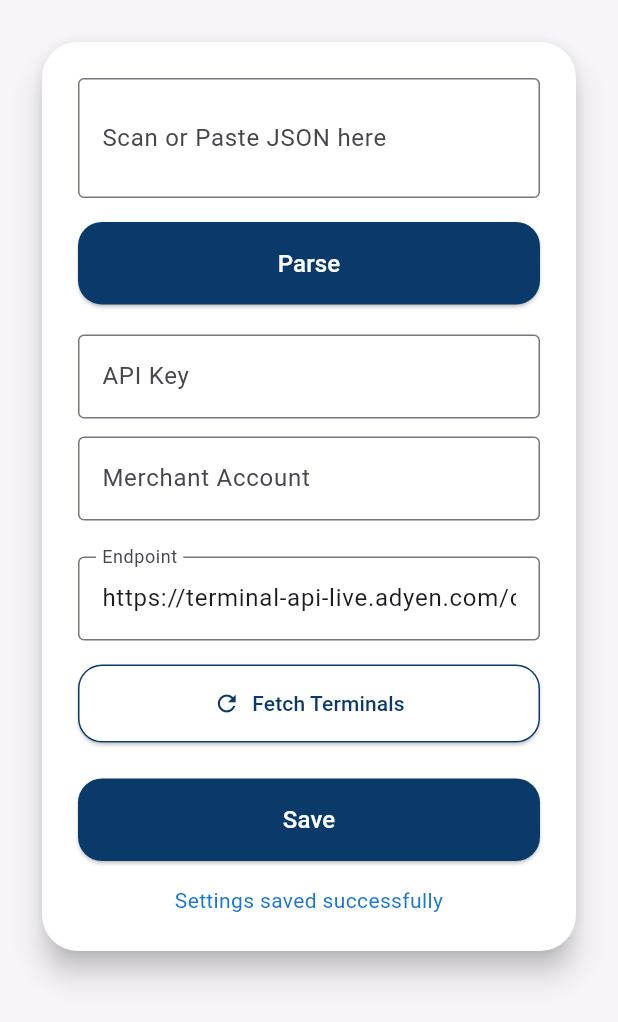
After one commit to aronohilm/Aron_Prins, a Flutter app: the TerminalSetupPage screen opened directly, after a tap on "Parse", after a tap on "Fetch Terminals", after a tap on "Save", on a phone screen of 412 x 824 dp. The commit adds this screen. Shown: the top 1022 px of the screen. Run offline on Flutter 3.47's test engine with Material 3 defaults, Android fonts, the phone set to English and light mode, and no system bars; our stand-ins replace fluttertoast, shared_preferences; accounts and stored records are empty.

Commit message:
Change to Live html req and New page combining both scanning and fetching

```diff
--- a/lib/main.dart
+++ b/lib/main.dart
@@ -8,6 +8,7 @@ import 'package:fluttertoast/fluttertoast.dart';
 import 'terminal_connection_page.dart';
 import 'package:shared_preferences/shared_preferences.dart';
 import 'simple_qr_scan.dart';
+import 'terminal_setup_page.dart';
 // Add these imports for the page classes used in the drawer
 
 void main() => runApp(const PaymentApp());
@@ -342,6 +343,17 @@ if (apiKey == null || endpoint == null || poiId == null) {
                       );
                     },
                   ),
+                  ListTile(
+                    leading: const Icon(Icons.phone_iphone),
+                    title: const Text('Samabla'),
+                    onTap: () {
+                      Navigator.pop(context); // Close the drawer first
+                      Navigator.push(
+                        context,
+                        MaterialPageRoute(builder: (context) => const TerminalSetupPage()),
+                      );
+                    },
+                  ),
 
                 ],
               ),
--- /dev/null
+++ b/lib/terminal_setup_page.dart
@@ -0,0 +1,290 @@
+import 'dart:convert';
+import 'package:flutter/material.dart';
+import 'package:http/http.dart' as http;
+import 'package:shared_preferences/shared_preferences.dart';
+
+class TerminalSetupPage extends StatefulWidget {
+  const TerminalSetupPage({super.key});
+
+  @override
+  State<TerminalSetupPage> createState() => _TerminalSetupPageState();
+}
+
+class _TerminalSetupPageState extends State<TerminalSetupPage> {
+  final TextEditingController _scanController = TextEditingController();
+  final TextEditingController _apiKeyController = TextEditingController();
+  final TextEditingController _merchantController = TextEditingController();
+  final TextEditingController _endpointController = TextEditingController();
+  List<String> _terminals = [];
+  String? _selectedTerminal;
+  bool _isLoading = false;
+  String? _errorMessage;
+  String _status = '';
+
+  @override
+  void initState() {
+    super.initState();
+    _loadSavedSettings();
+  }
+
+  Future<void> _loadSavedSettings() async {
+    setState(() => _isLoading = true);
+    try {
+      final prefs = await SharedPreferences.getInstance();
+      setState(() {
+        _endpointController.text = prefs.getString('endpoint') ?? 'https://terminal-api-live.adyen.com/connectedTerminals';
+        _apiKeyController.text = prefs.getString('api_key') ?? '';
+        _merchantController.text = prefs.getString('merchant_account') ?? '';
+        _selectedTerminal = prefs.getString('selected_terminal');
+      });
+      if (_endpointController.text.isNotEmpty && _apiKeyController.text.isNotEmpty && _merchantController.text.isNotEmpty) {
+        await _fetchTerminals();
+      }
+    } catch (e) {
+      _showStatus('Error loading settings: $e');
+    } finally {
+      setState(() => _isLoading = false);
+    }
+  }
+
+  void _parseScannedJson() {
+    final scanned = _scanController.text.trim();
+    try {
+      int start = scanned.indexOf('{');
+      int end = scanned.lastIndexOf('}');
+      if (start != -1 && end != -1 && end > start) {
+        String jsonPart = scanned.substring(start, end + 1);
+        final parsed = jsonDecode(jsonPart);
+        setState(() {
+          _apiKeyController.text = parsed['apiKey'] ?? '';
+          _merchantController.text = parsed['merchantAccount'] ?? '';
+          _status = 'API Key and Merchant Account parsed!';
+        });
+      } else {
+        setState(() => _status = 'No valid JSON found in scanned data.');
+      }
+    } catch (e) {
+      setState(() => _status = 'Error parsing scanned data: $e');
+    }
+  }
+
+  Future<void> _fetchTerminals() async {
+    if (_merchantController.text.trim().isEmpty) {
+      _showStatus("Please enter a merchant account.");
+      return;
+    }
+    setState(() {
+      _isLoading = true;
+      _errorMessage = null;
+    });
+    try {
+      final apiKey = _apiKeyController.text.trim();
+      final merchantAccount = _merchantController.text.trim();
+      final response = await http.post(
+        Uri.parse(_endpointController.text.trim()),
+        headers: {
+          'Content-Type': 'application/json',
+          'X-API-Key': apiKey,
+        },
+        body: jsonEncode({
+          "merchantAccount": merchantAccount,
+        }),
+      );
+      if (response.statusCode == 200) {
+        final data = jsonDecode(response.body);
+        if (data['uniqueTerminalIds'] != null && data['uniqueTerminalIds'] is List) {
+          final List<String> terminals = List<String>.from(data['uniqueTerminalIds']);
+          setState(() {
+            _terminals = terminals;
+            if (_terminals.isNotEmpty && _selectedTerminal == null) {
+              _selectedTerminal = _terminals[0];
+            } else if (_selectedTerminal != null && !_terminals.contains(_selectedTerminal)) {
+              _selectedTerminal = _terminals.isNotEmpty ? _terminals[0] : null;
+            }
+          });
+          _showStatus('Found ${_terminals.length} terminals');
+        } else {
+          setState(() {
+            _errorMessage = 'No terminal IDs found in the response';
+            _terminals = [];
+          });
+        }
+      } else {
+        setState(() {
+          _errorMessage = 'Error: ${response.statusCode} - ${response.body}';
+          _terminals = [];
+        });
+      }
+    } catch (e) {
+      setState(() {
+        _errorMessage = 'Network error: $e';
+        _terminals = [];
+      });
+    } finally {
+      setState(() => _isLoading = false);
+    }
+  }
+
+  Future<void> _saveSettings() async {
+    setState(() => _isLoading = true);
+    try {
+      final prefs = await SharedPreferences.getInstance();
+      await prefs.setString('endpoint', _endpointController.text.trim());
+      await prefs.setString('api_key', _apiKeyController.text.trim());
+      await prefs.setString('merchant_account', _merchantController.text.trim());
+      if (_selectedTerminal != null) {
+        await prefs.setString('selected_terminal', _selectedTerminal!);
+      }
+      _showStatus('Settings saved successfully');
+    } catch (e) {
+      _showStatus('Error saving settings: $e');
+    } finally {
+      setState(() => _isLoading = false);
+    }
+  }
+
+  void _showStatus(String message) {
+    setState(() {
+      _status = message;
+    });
+  }
+
+  @override
+  Widget build(BuildContext context) {
+    final theme = Theme.of(context);
+    return Center(
+      child: ConstrainedBox(
+        constraints: const BoxConstraints(maxWidth: 600),
+        child: Scaffold(
+          backgroundColor: const Color(0xFFF7F5FA),
+          body: SingleChildScrollView(
+            child: Padding(
+              padding: const EdgeInsets.all(24),
+              child: Card(
+                elevation: 8,
+                shape: RoundedRectangleBorder(borderRadius: BorderRadius.circular(24)),
+                color: Colors.white,
+                child: Padding(
+                  padding: const EdgeInsets.all(24),
+                  child: Column(
+                    crossAxisAlignment: CrossAxisAlignment.stretch,
+                    children: [
+                      // Scan input
+                      TextField(
+                        controller: _scanController,
+                        decoration: const InputDecoration(
+                          labelText: 'Scan or Paste JSON here',
+                          hintText: '{ "apiKey": "...", "merchantAccount": "..." }',
+                          border: OutlineInputBorder(),
+                        ),
+                        minLines: 1,
+                        maxLines: 4,
+                      ),
+                      const SizedBox(height: 16),
+                      ElevatedButton(
+                        onPressed: _parseScannedJson,
+                        style: ElevatedButton.styleFrom(
+                          backgroundColor: const Color(0xFF0A3A6A),
+                          foregroundColor: Colors.white,
+                          shape: RoundedRectangleBorder(borderRadius: BorderRadius.circular(16)),
+                          padding: const EdgeInsets.symmetric(vertical: 16),
+                        ),
+                        child: const Text('Parse', style: TextStyle(fontSize: 16)),
+                      ),
+                      const SizedBox(height: 20),
+                      TextField(
+                        controller: _apiKeyController,
+                        readOnly: true,
+                        decoration: const InputDecoration(
+                          labelText: 'API Key',
+                          border: OutlineInputBorder(),
+                        ),
+                      ),
+                      const SizedBox(height: 12),
+                      TextField(
+                        controller: _merchantController,
+                        readOnly: true,
+                        decoration: const InputDecoration(
+                          labelText: 'Merchant Account',
+                          border: OutlineInputBorder(),
+                        ),
+                      ),
+                      const SizedBox(height: 24),
+                      TextField(
+                        controller: _endpointController,
+                        decoration: const InputDecoration(
+                          labelText: 'Endpoint',
+                          border: OutlineInputBorder(),
+                        ),
+                      ),
+                      const SizedBox(height: 16),
+                      ElevatedButton.icon(
+                        onPressed: _isLoading ? null : _fetchTerminals,
+                        icon: const Icon(Icons.refresh),
+                        label: const Text('Fetch Terminals'),
+                        style: ElevatedButton.styleFrom(
+                          backgroundColor: Colors.white,
+                          foregroundColor: const Color(0xFF0A3A6A),
+                          shape: RoundedRectangleBorder(borderRadius: BorderRadius.circular(16)),
+                          side: const BorderSide(color: Color(0xFF0A3A6A)),
+                          padding: const EdgeInsets.symmetric(vertical: 16),
+                        ),
+                      ),
+                      if (_terminals.isNotEmpty) ...[
+                        const SizedBox(height: 16),
+                        DropdownButtonFormField<String>(
+                          value: _selectedTerminal,
+                          items: _terminals.map((terminal) => DropdownMenuItem(
+                            value: terminal,
+                            child: Text(terminal),
+                          )).toList(),
+                          onChanged: (value) {
+                            setState(() {
+                              _selectedTerminal = value;
+                            });
+                          },
+                          decoration: const InputDecoration(
+                            labelText: 'POS Terminal',
+                            border: OutlineInputBorder(),
+                          ),
+                        ),
+                      ],
+                      const SizedBox(height: 24),
+                      ElevatedButton(
+                        onPressed: _isLoading ? null : _saveSettings,
+                        style: ElevatedButton.styleFrom(
+                          backgroundColor: const Color(0xFF0A3A6A),
+                          foregroundColor: Colors.white,
+                          shape: RoundedRectangleBorder(borderRadius: BorderRadius.circular(16)),
+                          padding: const EdgeInsets.symmetric(vertical: 16),
+                        ),
+                        child: const Text('Save', style: TextStyle(fontSize: 16)),
+                      ),
+                      if (_status.isNotEmpty)
+                        Padding(
+                          padding: const EdgeInsets.only(top: 16.0),
+                          child: Text(
+                            _status,
+                            style: TextStyle(color: theme.primaryColorDark),
+                            textAlign: TextAlign.center,
+                          ),
+                        ),
+                      if (_errorMessage != null)
+                        Padding(
+                          padding: const EdgeInsets.only(top: 8.0),
+                          child: Text(
+                            _errorMessage!,
+                            style: const TextStyle(color: Colors.red),
+                          ),
+                        ),
+                    ],
+                  ),
+                ),
+              ),
+            ),
+          ),
+        ),
+      ),
+    );
+  }
+}
```
